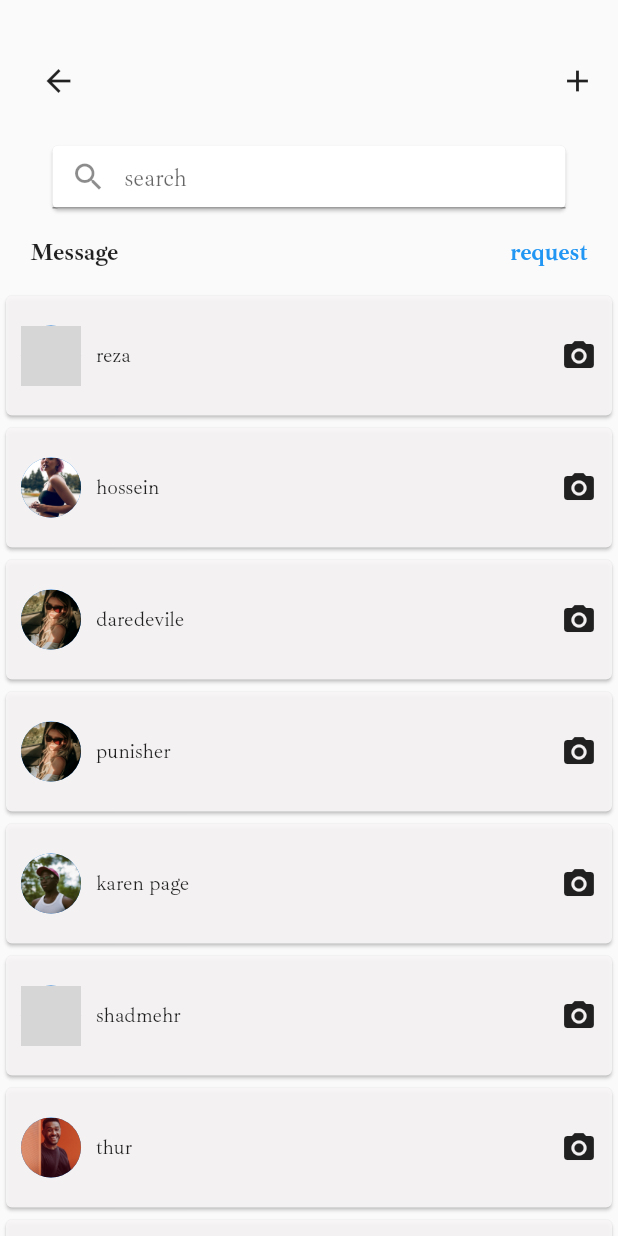
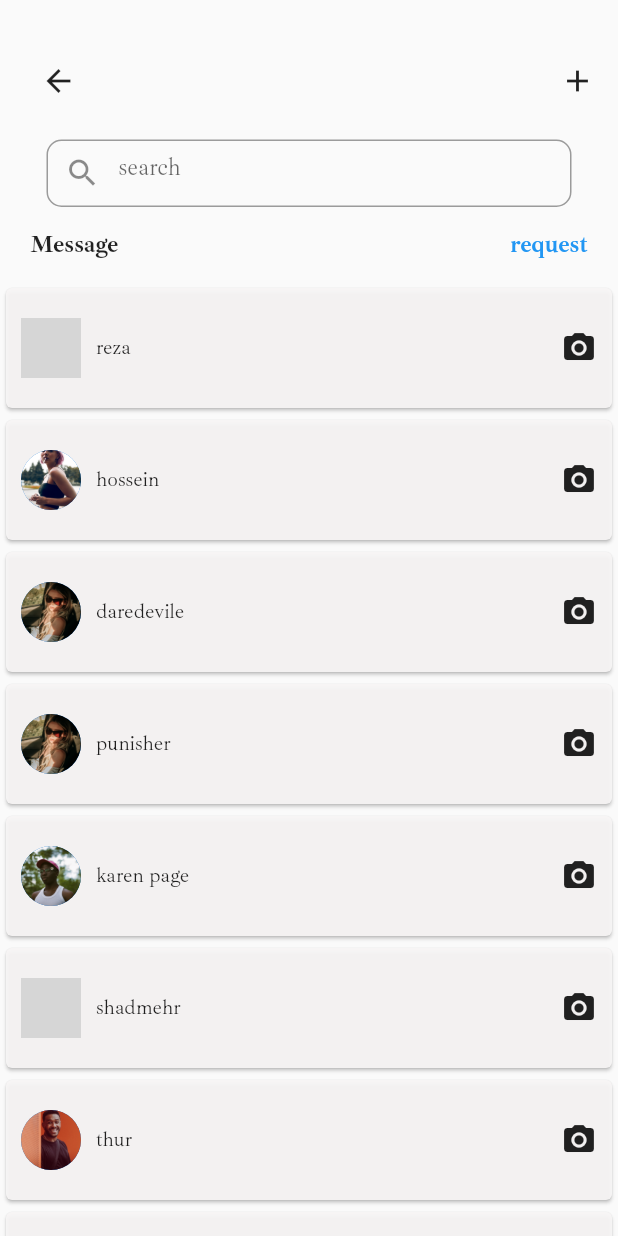
Before and after one commit to RexGod/instagram_try2, a Flutter app: the screen it shows after launch, after a tap on the "send" icon, on a phone screen of 412 x 824 dp. Run offline on Flutter 3.47's test engine with Material 2 defaults, Android fonts, the light colour scheme and no system bars; network calls fail; statements that could not run were skipped; grey boxes are pictures that could not be loaded.

Commit message:
fixed route

```diff
--- a/lib/screen/direct.dart
+++ b/lib/screen/direct.dart
@@ -1,9 +1,9 @@
 // ignore_for_file: prefer_const_constructors
 import '../widget/chat.dart';
 import 'package:flutter/material.dart';
-import '../main.dart';
 
 class Direct extends StatefulWidget {
+  static const routName = '/directMessage';
   @override
   State<Direct> createState() => _DirectState();
 }
@@ -11,7 +11,6 @@ class Direct extends StatefulWidget {
 class _DirectState extends State<Direct> {
   final searchController = TextEditingController();
   List<Chat> chats = chatBox;
-  static const routName = '/directMessage';
   @override
   Widget build(BuildContext context) {
     return MaterialApp(
@@ -37,13 +36,16 @@ class _DirectState extends State<Direct> {
                   ],
                 ),
               ),
+              // ignore: sized_box_for_whitespace
               Container(
                 width: 350,
-                height: 50,
-                child: Card(
+                height: 45,
                 child: TextField(
                   onChanged: searching,
                   decoration: InputDecoration(
+                    border: OutlineInputBorder(
+                      borderRadius: BorderRadius.circular(10.0),
+                    ),
                     hintText: 'search',
                     prefixIcon: IconButton(
                       onPressed: (() {}),
@@ -51,7 +53,6 @@ class _DirectState extends State<Direct> {
                     ),
                   ),
                   controller: searchController,
-                  ),
                 ),
               ),
               Container(
```
Lines whose indentation alone changed are shown as unchanged.
